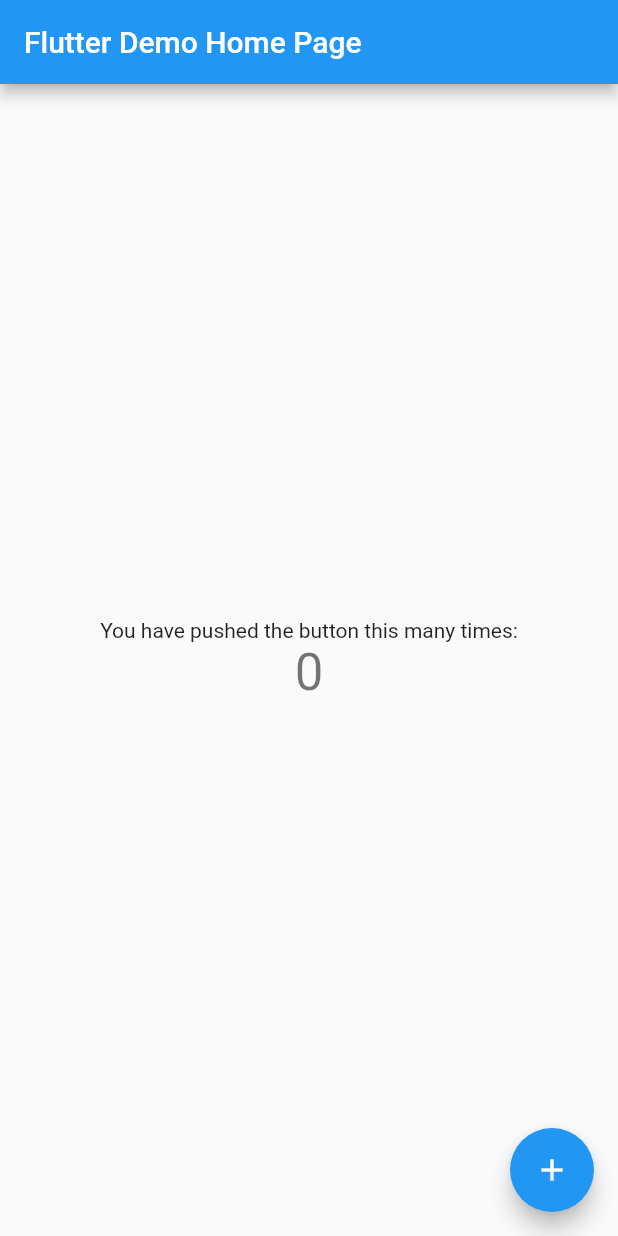
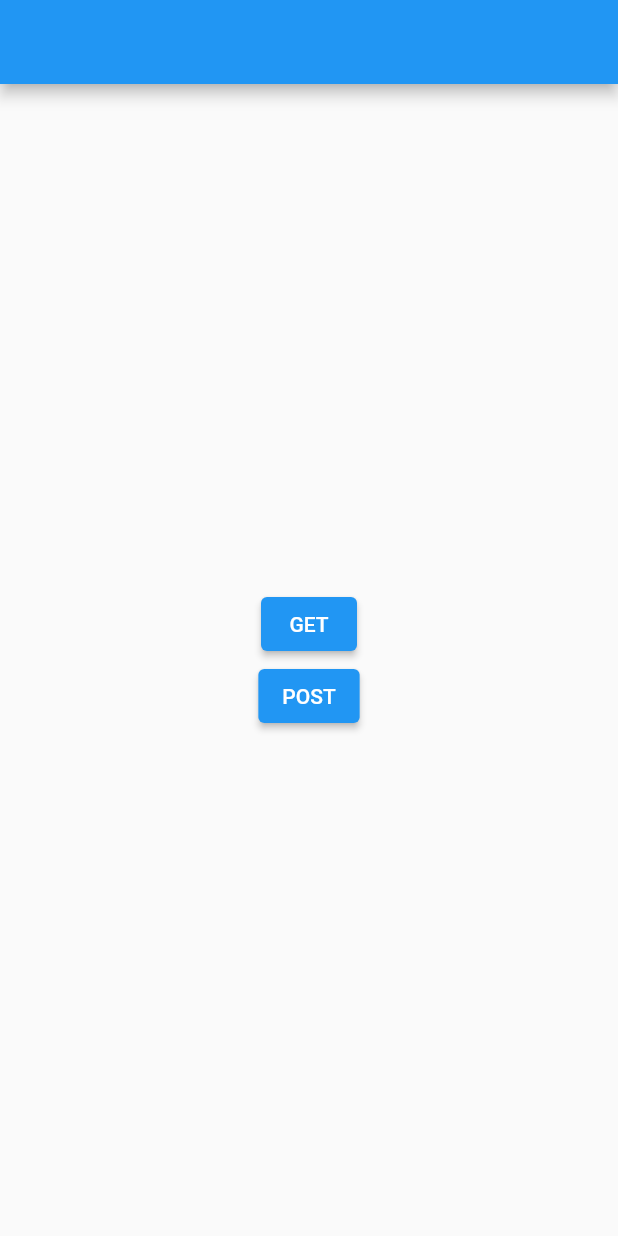
Before and after one commit to joao217x/api_service, a Flutter app: the screen it shows after launch, on a phone screen of 412 x 824 dp. Run offline on Flutter 3.47's test engine with Material 2 defaults, Android fonts, the phone set to English and light mode, and no system bars.

Commit message:
organização da estrutura

```diff
--- /dev/null
+++ b/lib/features/home/view/home_page.dart
@@ -0,0 +1,32 @@
+import 'package:flutter/material.dart';
+
+class HomePage extends StatefulWidget {
+  const HomePage({Key? key}) : super(key: key);
+
+  @override
+  State<HomePage> createState() => _HomePageState();
+}
+
+class _HomePageState extends State<HomePage> {
+  @override
+  Widget build(BuildContext context) {
+    return Scaffold(
+      appBar: AppBar(),
+      body: Center(
+        child: Column(
+          mainAxisAlignment: MainAxisAlignment.center,
+          children: [
+            ElevatedButton(
+              onPressed: () {},
+              child: const Text('GET'),
+            ),
+            ElevatedButton(
+              onPressed: () {},
+              child: const Text('POST'),
+            ),
+          ],
+        ),
+      ),
+    );
+  }
+}
--- a/lib/main.dart
+++ b/lib/main.dart
@@ -1,115 +1,6 @@
+import 'package:api_service/my_app.dart';
 import 'package:flutter/material.dart';
 
 void main() {
   runApp(const MyApp());
 }
-
-class MyApp extends StatelessWidget {
-  const MyApp({Key? key}) : super(key: key);
-
-  // This widget is the root of your application.
-  @override
-  Widget build(BuildContext context) {
-    return MaterialApp(
-      title: 'Flutter Demo',
-      theme: ThemeData(
-        // This is the theme of your application.
-        //
-        // Try running your application with "flutter run". You'll see the
-        // application has a blue toolbar. Then, without quitting the app, try
-        // changing the primarySwatch below to Colors.green and then invoke
-        // "hot reload" (press "r" in the console where you ran "flutter run",
-        // or simply save your changes to "hot reload" in a Flutter IDE).
-        // Notice that the counter didn't reset back to zero; the application
-        // is not restarted.
-        primarySwatch: Colors.blue,
-      ),
-      home: const MyHomePage(title: 'Flutter Demo Home Page'),
-    );
-  }
-}
-
-class MyHomePage extends StatefulWidget {
-  const MyHomePage({Key? key, required this.title}) : super(key: key);
-
-  // This widget is the home page of your application. It is stateful, meaning
-  // that it has a State object (defined below) that contains fields that affect
-  // how it looks.
-
-  // This class is the configuration for the state. It holds the values (in this
-  // case the title) provided by the parent (in this case the App widget) and
-  // used by the build method of the State. Fields in a Widget subclass are
-  // always marked "final".
-
-  final String title;
-
-  @override
-  State<MyHomePage> createState() => _MyHomePageState();
-}
-
-class _MyHomePageState extends State<MyHomePage> {
-  int _counter = 0;
-
-  void _incrementCounter() {
-    setState(() {
-      // This call to setState tells the Flutter framework that something has
-      // changed in this State, which causes it to rerun the build method below
-      // so that the display can reflect the updated values. If we changed
-      // _counter without calling setState(), then the build method would not be
-      // called again, and so nothing would appear to happen.
-      _counter++;
-    });
-  }
-
-  @override
-  Widget build(BuildContext context) {
-    // This method is rerun every time setState is called, for instance as done
-    // by the _incrementCounter method above.
-    //
-    // The Flutter framework has been optimized to make rerunning build methods
-    // fast, so that you can just rebuild anything that needs updating rather
-    // than having to individually change instances of widgets.
-    return Scaffold(
-      appBar: AppBar(
-        // Here we take the value from the MyHomePage object that was created by
-        // the App.build method, and use it to set our appbar title.
-        title: Text(widget.title),
-      ),
-      body: Center(
-        // Center is a layout widget. It takes a single child and positions it
-        // in the middle of the parent.
-        child: Column(
-          // Column is also a layout widget. It takes a list of children and
-          // arranges them vertically. By default, it sizes itself to fit its
-          // children horizontally, and tries to be as tall as its parent.
-          //
-          // Invoke "debug painting" (press "p" in the console, choose the
-          // "Toggle Debug Paint" action from the Flutter Inspector in Android
-          // Studio, or the "Toggle Debug Paint" command in Visual Studio Code)
-          // to see the wireframe for each widget.
-          //
-          // Column has various properties to control how it sizes itself and
-          // how it positions its children. Here we use mainAxisAlignment to
-          // center the children vertically; the main axis here is the vertical
-          // axis because Columns are vertical (the cross axis would be
-          // horizontal).
-          mainAxisAlignment: MainAxisAlignment.center,
-          children: <Widget>[
-            const Text(
-              'You have pushed the button this many times:',
-            ),
-            Text(
-              '$_counter',
-              style: Theme.of(context).textTheme.headline4,
-            ),
-          ],
-        ),
-      ),
-      floatingActionButton: FloatingActionButton(
-        onPressed: _incrementCounter,
-        tooltip: 'Increment',
-        child: const Icon(Icons.add),
-      ), // This trailing comma makes auto-formatting nicer for build methods.
-    );
-  }
-}
--- /dev/null
+++ b/lib/my_app.dart
@@ -0,0 +1,13 @@
+import 'package:api_service/features/home/view/home_page.dart';
+import 'package:flutter/material.dart';
+
+class MyApp extends StatelessWidget {
+  const MyApp({Key? key}) : super(key: key);
+
+  @override
+  Widget build(BuildContext context) {
+    return const MaterialApp(
+      home: HomePage(),
+    );
+  }
+}
```
Also changed, not shown: 2 other files.
